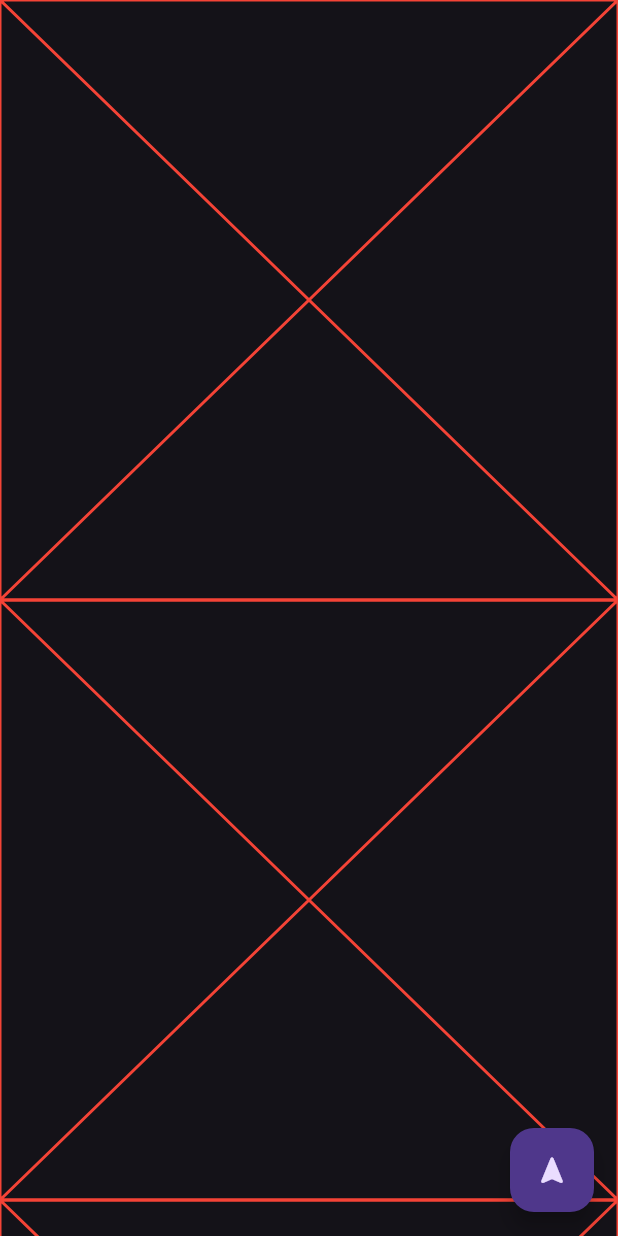
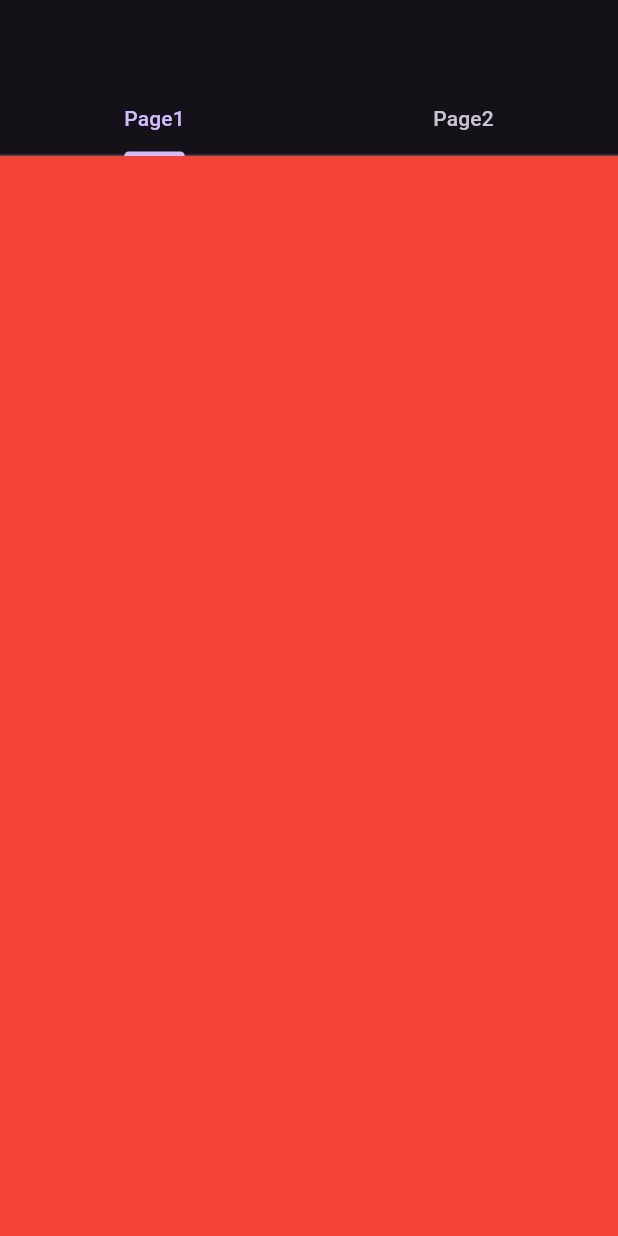
Before and after one commit to muhammetsalihaslan/firstflutterproject, a Flutter app: the screen it shows after launch, on a phone screen of 412 x 824 dp. Run offline on Flutter 3.47's test engine with Material 3 defaults, Android fonts, the phone set to English and light mode, and no system bars.

Commit message:
tablearn

```diff
--- /dev/null
+++ b/flutter_application_1/lib/202/tab_learn.dart
@@ -0,0 +1,34 @@
+import 'package:flutter/material.dart';
+
+class TabBarLearn extends StatefulWidget {
+  const TabBarLearn({super.key});
+
+  @override
+  State<TabBarLearn> createState() => _TabBarLearnState();
+}
+
+class _TabBarLearnState extends State<TabBarLearn> {
+  @override
+  Widget build(BuildContext context) {
+    return DefaultTabController(
+        length: 2,
+        child: Scaffold(
+            appBar: AppBar(
+              bottom: const TabBar(tabs: [
+                Tab(
+                  text: "Page1",
+                ),
+                Tab(text: "Page2"),
+              ]),
+            ),
+            body: TabBarView(
+              children: [
+                Container(color: Colors.red),
+                Container(color: Colors.green),
+              ],
+            )));
+  }
+}
+
+
+//! tabBar da childrenlar farklı sayfalar için verilebilir;
--- a/flutter_application_1/lib/main.dart
+++ b/flutter_application_1/lib/main.dart
@@ -1,6 +1,5 @@
 import 'package:flutter/material.dart';
-
-import 'package:flutter_application_1/101/navigation_learn.dart';
+import 'package:flutter_application_1/202/tab_learn.dart';
 
 void main() {
   runApp(const MyApp());
@@ -20,7 +19,7 @@ class MyApp extends StatelessWidget {
           progressIndicatorTheme:
               const ProgressIndicatorThemeData(color: Colors.white),
           appBarTheme: const AppBarTheme(centerTitle: true, elevation: 0)),
-      home: const NavigationLearn(),
+      home: const TabBarLearn(),
     );
   }
 }
```
